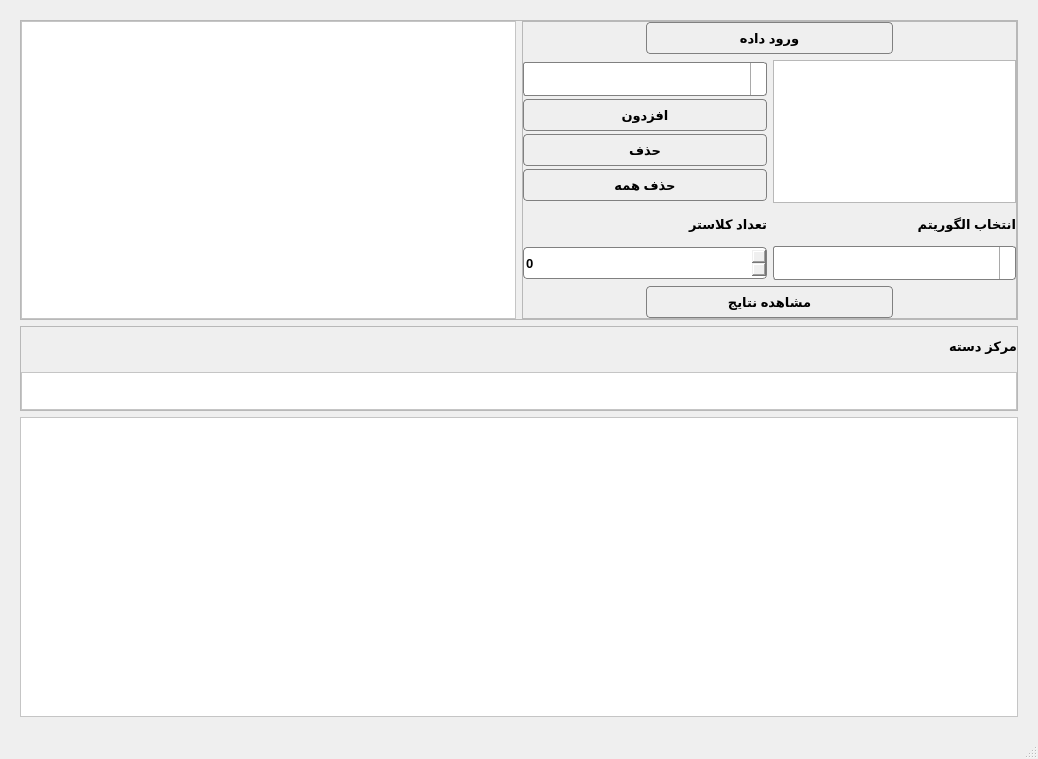
First picture: the form in UI/clustring_interface.ui, repository mahyad55/ghesta_credit_scoring, before the edit.
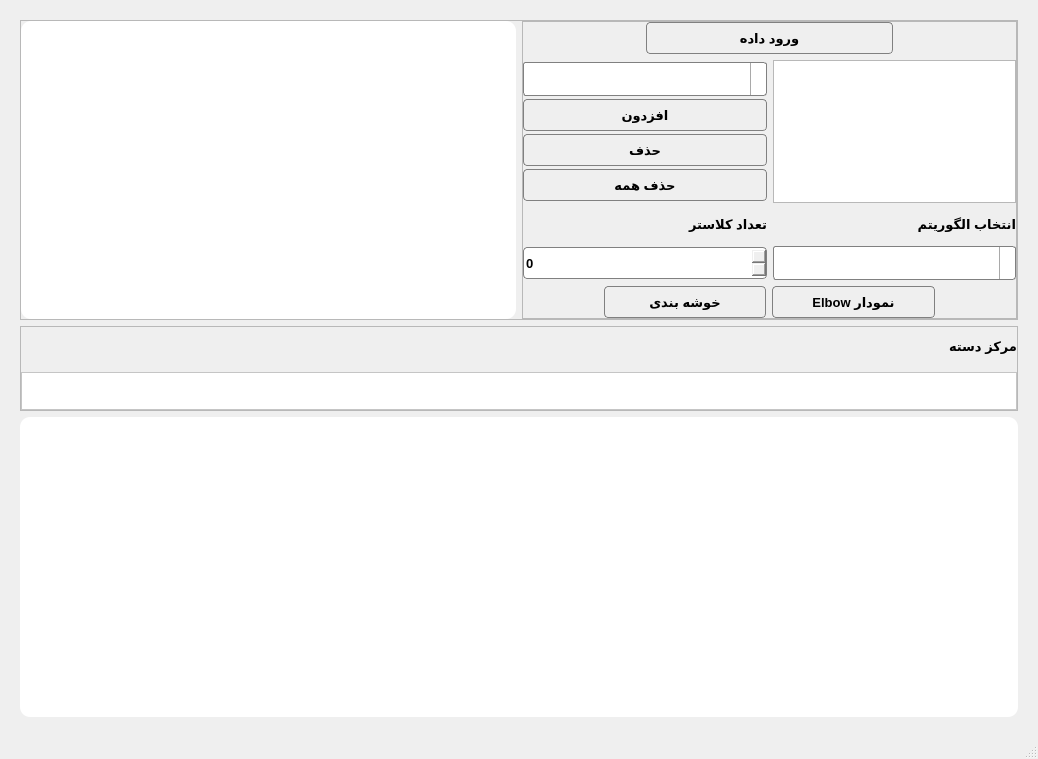
Second picture: the form after the edit. Icons and pictures are not drawn.

Patch:
```diff
--- a/UI/clustring_interface.ui
+++ b/UI/clustring_interface.ui
@@ -51,7 +51,8 @@
        <item>
         <widget class="QFrame" name="frame_3">
          <property name="styleSheet">
-          <string notr="true">background-color: rgb(255, 255, 255);</string>
+          <string notr="true">background-color: rgb(255, 255, 255);
+border-radius: 10px;</string>
          </property>
          <property name="frameShape">
           <enum>QFrame::StyledPanel</enum>
@@ -466,7 +467,7 @@
              </layout>
             </item>
             <item>
-             <layout class="QHBoxLayout" name="horizontalLayout_5" stretch="1,2,1">
+             <layout class="QHBoxLayout" name="horizontalLayout_5" stretch="1,2,2,1">
               <item>
                <spacer name="horizontalSpacer_3">
                 <property name="orientation">
@@ -513,7 +514,44 @@
 }</string>
                 </property>
                 <property name="text">
-                 <string>مشاهده نتایج</string>
+                 <string>خوشه بندی</string>
+                </property>
+               </widget>
+              </item>
+              <item>
+               <widget class="QPushButton" name="pushButton_import_3">
+                <property name="font">
+                 <font>
+                  <pointsize>10</pointsize>
+                  <weight>75</weight>
+                  <bold>true</bold>
+                 </font>
+                </property>
+                <property name="styleSheet">
+                 <string notr="true">QPushButton {
+    border: 1px solid gray;
+    border-radius: 4px;
+    background-color: qlineargradient(x1: 0, y1: 0, x2: 0, y2: 1,
+                                      stop: 0 #f6f7fa, stop: 1 #dadbde);
+    min-width: 80px;
+	min-height:30px;
+}
+
+QPushButton:pressed {
+    background-color: qlineargradient(x1: 0, y1: 0, x2: 0, y2: 1,
+                                      stop: 0 #dadbde, stop: 1 #f6f7fa);
+}
+
+QPushButton:flat {
+    border: none; /* no border for a flat push button */
+}
+
+QPushButton:default {
+    border-color: navy; /* make the default button prominent */
+}</string>
+                </property>
+                <property name="text">
+                 <string> Elbow نمودار </string>
                 </property>
                </widget>
               </item>
@@ -614,7 +652,8 @@
     <item>
      <widget class="QFrame" name="frame_5">
       <property name="styleSheet">
-       <string notr="true">background-color: rgb(255, 255, 255);</string>
+       <string notr="true">background-color: rgb(255, 255, 255);
+border-radius: 10px;</string>
       </property>
       <property name="frameShape">
        <enum>QFrame::StyledPanel</enum>
```
